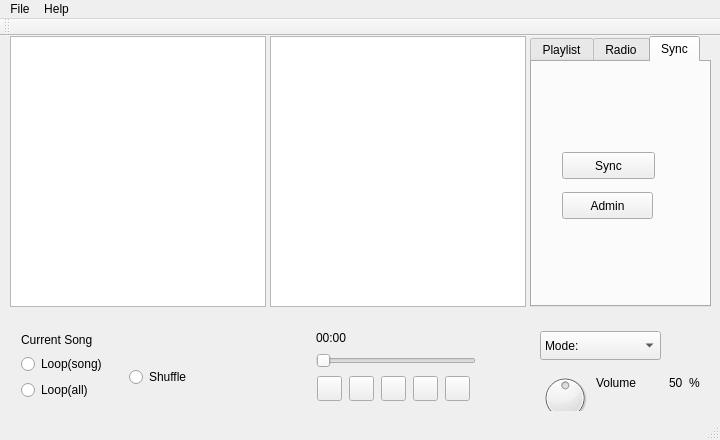
First picture: the form in src/beaglemain.ui, repository hutchgrant/BeagleTomb, before the edit.
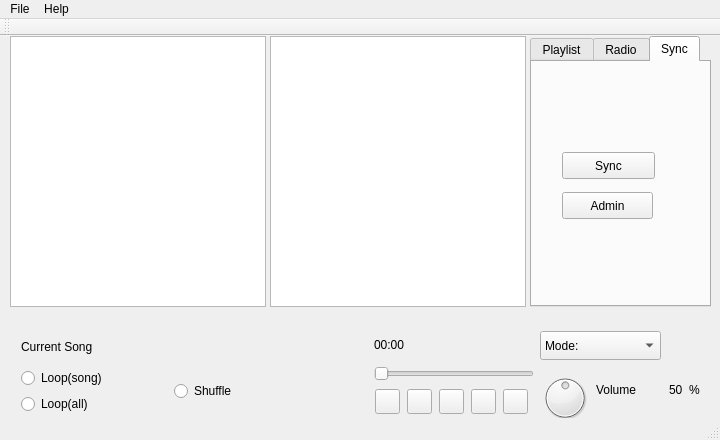
Second picture: the form after the edit. Icons and pictures are not drawn.

```diff
--- a/src/beaglemain.ui
+++ b/src/beaglemain.ui
@@ -349,7 +349,7 @@
       <x>10</x>
       <y>284</y>
       <width>701</width>
-      <height>91</height>
+      <height>105</height>
      </rect>
     </property>
     <layout class="QHBoxLayout" name="horizontalLayout_4">
@@ -359,7 +359,7 @@
         <widget class="QLabel" name="SONG_lbl">
          <property name="minimumSize">
           <size>
-           <width>209</width>
+           <width>300</width>
            <height>17</height>
           </size>
          </property>
@@ -404,6 +404,9 @@
        <property name="orientation">
         <enum>Qt::Horizontal</enum>
        </property>
+       <property name="sizeType">
+        <enum>QSizePolicy::Expanding</enum>
+       </property>
        <property name="sizeHint" stdset="0">
         <size>
          <width>80</width>
```
